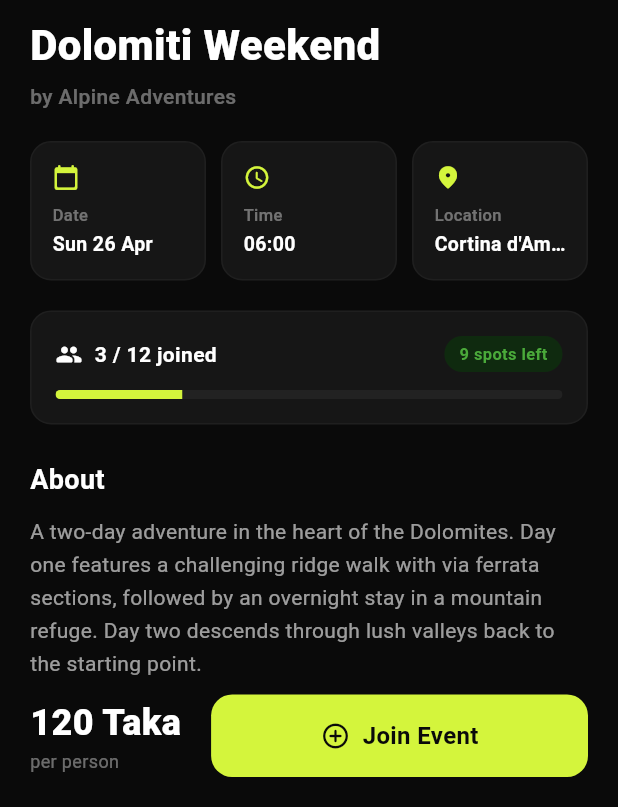
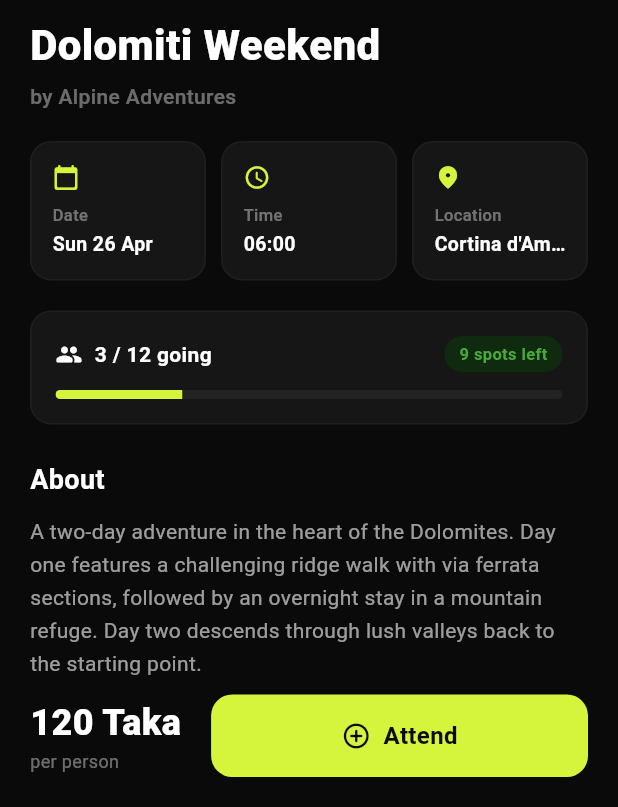
Before and after one commit to Brownspite/trekking_social, a Flutter app: the screen it shows once a user with an empty profile is signed in, after a tap on "FEATURED EVENT", on a phone screen of 412 x 824 dp, the part 429-1236 px from its top. Run offline on Flutter 3.47's test engine with Material 3 defaults, Android fonts, the light colour scheme and no system bars; our stand-ins replace cloud_firestore, firebase_auth, firebase_core, google_sign_in; accounts and stored records are empty.

Commit message:
Update 'Joined' text to 'Going' in UI

```diff
--- a/lib/screens/event_detail_screen.dart
+++ b/lib/screens/event_detail_screen.dart
@@ -526,7 +526,7 @@ class _EventDetailScreenState extends State<EventDetailScreen>
                               ),
                               const SizedBox(width: 8),
                               Text(
-                                _isJoined ? 'Joined' : 'Join Event',
+                                _isJoined ? 'Going' : 'Attend',
                                 style: TextStyle(
                                   fontSize: 16,
                                   fontWeight: FontWeight.w700,
@@ -639,7 +639,7 @@ class _EventDetailScreenState extends State<EventDetailScreen>
                   ),
                   const SizedBox(width: 8),
                   Text(
-                    '$taken / ${e.maxSpots} joined',
+                    '$taken / ${e.maxSpots} going',
                     style: const TextStyle(
                       fontSize: 14,
                       fontWeight: FontWeight.w600,
--- a/lib/screens/my_events_screen.dart
+++ b/lib/screens/my_events_screen.dart
@@ -365,7 +365,7 @@ class _MyEventsScreenState extends State<MyEventsScreen>
                         ),
                         const SizedBox(width: 4),
                         const Text(
-                          'Joined',
+                          'Going',
                           style: TextStyle(
                             fontSize: 11,
                             fontWeight: FontWeight.w600,
```
